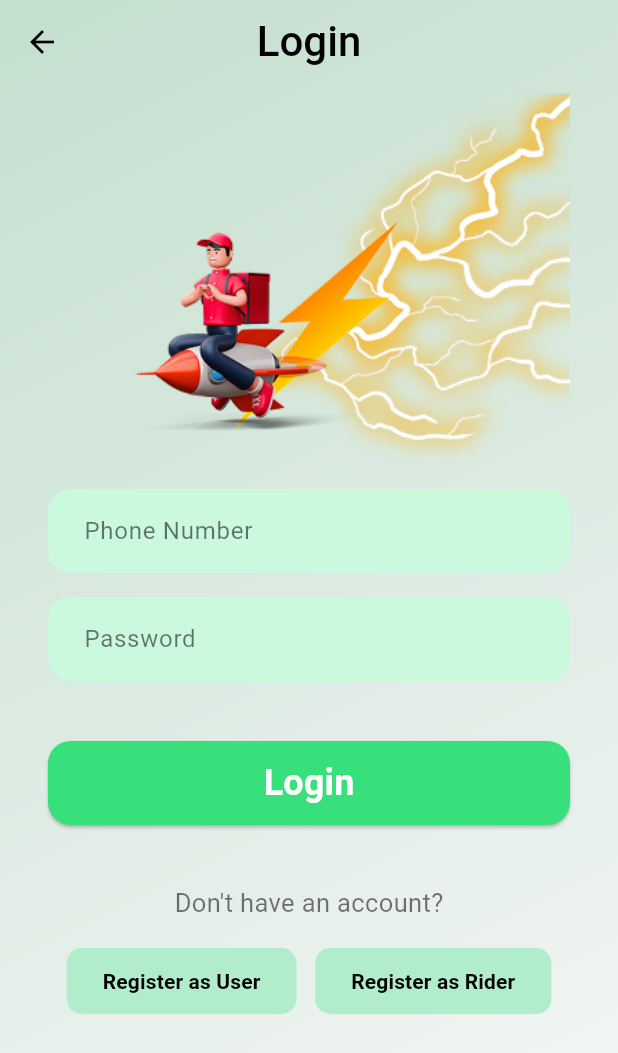
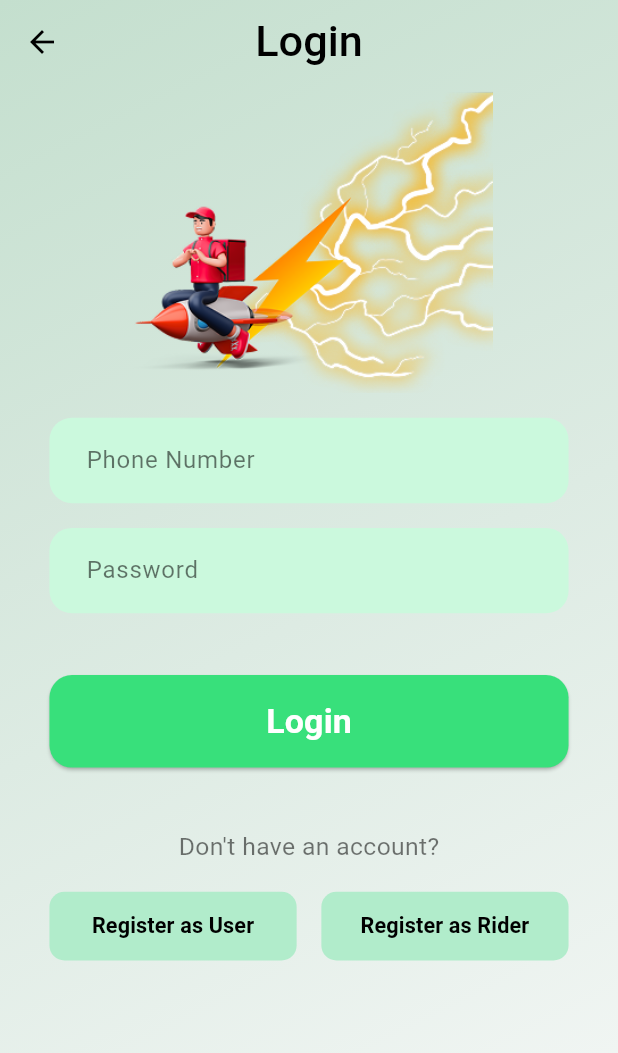
Before and after one commit to Chonrattiz/flash_dash_delivery, a Flutter app: the screen it shows after launch, after a tap on "Log In", on a phone screen of 412 x 824 dp. Shown: the top 1053 px of the screen. Run offline on Flutter 3.47's test engine with Material 3 defaults, Android fonts, the phone set to English and light mode, and no system bars; our stand-ins replace cloud_firestore, dotted_border, firebase_core, flutter_map, geolocator, get and 5 more; missing offline and left inert: osm_nominatim; accounts and stored records are empty; Roboto replaces fonts that are missing (Prompt).

Commit message:
กหก

```diff
--- a/lib/auth/login.dart
+++ b/lib/auth/login.dart
@@ -10,7 +10,6 @@ import 'package:flash_dash_delivery/auth/welcome.dart';
 import 'package:flash_dash_delivery/user/main_user.dart';
 
 // Import our service and models
-
 import '../model/request/login_request.dart';
 import '../model/response/login_response.dart';
 
@@ -101,6 +100,10 @@ class _LoginPageState extends State<LoginPage> {
 
   @override
   Widget build(BuildContext context) {
+    // ดึงขนาดของหน้าจอมาใช้งาน
+    final screenHeight = MediaQuery.of(context).size.height;
+    final screenWidth = MediaQuery.of(context).size.width;
+
     return Container(
       decoration: BoxDecoration(
         gradient: LinearGradient(
@@ -115,7 +118,8 @@ class _LoginPageState extends State<LoginPage> {
           leading: IconButton(
             icon: const Icon(Icons.arrow_back),
             onPressed: () {
-              Get.to(() => WelcomePage());
+              // ใช้ Get.back() จะดีกว่า เพราะเป็นการย้อนกลับไปหน้าก่อนหน้าจริงๆ
+              Get.back();
             },
           ),
           backgroundColor: Colors.transparent,
@@ -124,7 +128,8 @@ class _LoginPageState extends State<LoginPage> {
           title: Text(
             'Login',
             style: GoogleFonts.prompt(
-              fontSize: 28,
+              // ปรับขนาดฟอนต์ตามความกว้างจอ
+              fontSize: screenWidth * 0.07,
               fontWeight: FontWeight.w500,
               color: Colors.black,
             ),
@@ -133,38 +138,43 @@ class _LoginPageState extends State<LoginPage> {
         ),
         body: SingleChildScrollView(
           child: Padding(
-            padding: const EdgeInsets.symmetric(horizontal: 32.0),
+            // ปรับ Padding ด้านข้างให้เป็นสัดส่วน
+            padding: EdgeInsets.symmetric(horizontal: screenWidth * 0.08),
             child: Column(
               mainAxisAlignment: MainAxisAlignment.center,
               crossAxisAlignment: CrossAxisAlignment.center,
               children: [
-                Align(
-                  alignment: Alignment.centerRight,
-                  child: Image.asset('assets/image/login.png', height: 250),
-                ),
-                const SizedBox(height: 20),
+                // ปรับขนาดรูปภาพตามความสูงจอ
+                Image.asset('assets/image/login.png',
+                    height: screenHeight * 0.25),
+                SizedBox(height: screenHeight * 0.02),
 
-                // Phone number field with controller
                 _buildTextField(
                   controller: _phoneController,
                   hintText: 'Phone Number',
                   keyboardType: TextInputType.phone,
+                  // ส่งขนาดจอเข้าไปเพื่อคำนวณสัดส่วน
+                  context: context,
                 ),
-                const SizedBox(height: 16),
+                SizedBox(height: screenHeight * 0.02),
 
-                // Password field with controller
                 _buildTextField(
                   controller: _passwordController,
                   hintText: 'Password',
                   obscureText: true,
+                  context: context,
                 ),
-                const SizedBox(height: 40),
+                SizedBox(height: screenHeight * 0.05),
 
                 // Login Button
-                ElevatedButton(
+                SizedBox(
+                  width: double.infinity,
+                  child: ElevatedButton(
                     style: ElevatedButton.styleFrom(
                       backgroundColor: const Color(0xFF38E07B),
-                    minimumSize: const Size(double.infinity, 56),
+                      // ปรับ Padding ภายในปุ่มให้เป็นสัดส่วน
+                      padding:
+                          EdgeInsets.symmetric(vertical: screenHeight * 0.018),
                       shape: RoundedRectangleBorder(
                         borderRadius: BorderRadius.circular(15),
                       ),
@@ -175,38 +185,47 @@ class _LoginPageState extends State<LoginPage> {
                         : Text(
                             'Login',
                             style: GoogleFonts.prompt(
-                            fontSize: 24,
+                              fontSize: screenWidth * 0.055,
                               fontWeight: FontWeight.w700,
                               color: Colors.white,
                             ),
                           ),
                   ),
-                const SizedBox(height: 40),
+                ),
+                SizedBox(height: screenHeight * 0.05),
 
                 Text(
                   "Don't have an account?",
                   style: GoogleFonts.prompt(
-                    fontSize: 17,
+                    fontSize: screenWidth * 0.04,
                     color: Colors.black54,
                   ),
                 ),
-                const SizedBox(height: 16),
+                SizedBox(height: screenHeight * 0.02),
 
                 // Register buttons
                 Row(
-                  mainAxisAlignment: MainAxisAlignment.spaceEvenly,
+                  mainAxisAlignment: MainAxisAlignment.spaceBetween,
                   children: [
-                    _buildRegisterButton(
+                    Expanded(
+                      child: _buildRegisterButton(
                         text: 'Register as User',
                         onPressed: () => Get.to(() => const SignUpUserScreen()),
+                        context: context,
                       ),
-                    _buildRegisterButton(
+                    ),
+                    SizedBox(width: screenWidth * 0.04), // ระยะห่างระหว่างปุ่ม
+                    Expanded(
+                      child: _buildRegisterButton(
                         text: 'Register as Rider',
-                      onPressed: () => Get.to(() => const SignUpRiderScreen()),
+                        onPressed: () =>
+                            Get.to(() => const SignUpRiderScreen()),
+                        context: context,
+                      ),
                     ),
                   ],
                 ),
-                const SizedBox(height: 20),
+                SizedBox(height: screenHeight * 0.02),
               ],
             ),
           ),
@@ -216,13 +235,18 @@ class _LoginPageState extends State<LoginPage> {
   }
 
   Widget _buildTextField({
-    TextEditingController? controller, // Make controller nullable for reuse
+    required BuildContext context, // รับ context เข้ามา
+    TextEditingController? controller,
     required String hintText,
     bool obscureText = false,
     TextInputType keyboardType = TextInputType.text,
   }) {
+    // ดึงขนาดจอมาใช้ที่นี่ด้วย
+    final screenHeight = MediaQuery.of(context).size.height;
+    final screenWidth = MediaQuery.of(context).size.width;
+
     return TextField(
-      controller: controller, // Assign the controller here
+      controller: controller,
       obscureText: obscureText,
       keyboardType: keyboardType,
       decoration: InputDecoration(
@@ -234,28 +258,43 @@ class _LoginPageState extends State<LoginPage> {
           borderRadius: BorderRadius.circular(15),
           borderSide: BorderSide.none,
         ),
-        contentPadding: const EdgeInsets.symmetric(
-          vertical: 16,
-          horizontal: 20,
+        // ปรับ contentPadding ให้เป็นสัดส่วน
+        contentPadding: EdgeInsets.symmetric(
+          vertical: screenHeight * 0.02,
+          horizontal: screenWidth * 0.05,
         ),
       ),
     );
   }
 
   Widget _buildRegisterButton({
+    required BuildContext context, // รับ context เข้ามา
     required String text,
     required VoidCallback onPressed,
   }) {
+    // ดึงขนาดจอมาใช้ที่นี่ด้วย
+    final screenHeight = MediaQuery.of(context).size.height;
+    final screenWidth = MediaQuery.of(context).size.width;
+
     return ElevatedButton(
       style: ElevatedButton.styleFrom(
         backgroundColor: const Color.fromARGB(255, 177, 236, 203),
         foregroundColor: Colors.black,
         shape: RoundedRectangleBorder(borderRadius: BorderRadius.circular(10)),
-        padding: const EdgeInsets.symmetric(horizontal: 24, vertical: 12),
+        // ปรับ padding ให้เป็นสัดส่วน
+        padding: EdgeInsets.symmetric(
+            horizontal: screenWidth * 0.02, vertical: screenHeight * 0.015),
         elevation: 0,
       ),
       onPressed: onPressed,
-      child: Text(text, style: GoogleFonts.prompt(fontWeight: FontWeight.w600)),
+      child: Text(
+        text,
+        textAlign: TextAlign.center, // ทำให้ข้อความอยู่กลางปุ่มเสมอ
+        style: GoogleFonts.prompt(
+          fontWeight: FontWeight.w600,
+          fontSize: screenWidth * 0.035, // ปรับขนาดฟอนต์ให้พอดี
+        ),
+      ),
     );
   }
 }
--- a/lib/auth/welcome.dart
+++ b/lib/auth/welcome.dart
@@ -8,6 +8,10 @@ import 'package:flash_dash_delivery/auth/login.dart';
 class WelcomePage extends StatelessWidget {
   @override
   Widget build(BuildContext context) {
+    // ดึงขนาดของหน้าจอมาเก็บไว้ในตัวแปร เพื่อนำไปคำนวณสัดส่วน
+    final screenHeight = MediaQuery.of(context).size.height;
+    final screenWidth = MediaQuery.of(context).size.width;
+
     return Scaffold(
       body: Container(
         width: double.infinity,
@@ -15,44 +19,60 @@ class WelcomePage extends StatelessWidget {
         decoration: BoxDecoration(
           gradient: LinearGradient(
             colors: [
-              Color(0xFFC4DFCE), // C4DFCE
-              Color(0xFFDDEBE3), // DDEBE3
-              Color(0xFFF6F8F7), // F6F8F7
+              Color(0xFFC4DFCE),
+              Color(0xFFDDEBE3),
+              Color(0xFFF6F8F7),
             ],
             begin: Alignment.topLeft,
             end: Alignment.bottomRight,
           ),
         ),
+        // 1. ทำให้หน้าจอเลื่อนได้ ป้องกันการ Overflow Error ในจอที่เล็กมากๆ
+        child: SingleChildScrollView(
+          child: ConstrainedBox(
+            constraints: BoxConstraints(minHeight: screenHeight),
             child: Padding(
-          padding: const EdgeInsets.all(24.0),
+              // 2. ปรับ Padding ให้เป็นสัดส่วนกับความกว้างจอ
+              padding: EdgeInsets.symmetric(horizontal: screenWidth * 0.08),
               child: Column(
                 mainAxisAlignment: MainAxisAlignment.center,
                 crossAxisAlignment: CrossAxisAlignment.center,
                 children: [
-              Image.asset('assets/image/logowelcome.png'),
-              const SizedBox(height: 40),
+                  // 3. กำหนดขนาดรูปภาพให้เป็นสัดส่วนกับความกว้างจอ
+                  Image.asset(
+                    'assets/image/logowelcome.png',
+                    width: screenWidth * 0.5, // ให้รูปกว้าง 50% ของจอ
+                  ),
+                  SizedBox(height: screenHeight * 0.04), // 4% ของความสูงจอ
                   Text(
                     'Flash-Dash Delivery',
+                    textAlign: TextAlign.center,
                     style: GoogleFonts.jockeyOne(
-                  fontSize: 40,
+                      // 4. ปรับขนาดฟอนต์ให้เป็นสัดส่วนกับความกว้างจอ
+                      fontSize: screenWidth * 0.1, // 10% ของความกว้างจอ
                       fontWeight: FontWeight.bold,
                       color: Colors.black,
                     ),
                   ),
-              const SizedBox(height: 20),
+                  SizedBox(height: screenHeight * 0.02), // 2% ของความสูงจอ
                   Text(
                     'Choose your role to get started',
                     style: GoogleFonts.inter(
-                  fontSize: 20,
+                      fontSize: screenWidth * 0.04, // 4% ของความกว้างจอ
                       fontWeight: FontWeight.w500,
                       color: Colors.black54,
                     ),
                   ),
-              const SizedBox(height: 40),
-              ElevatedButton(
+                  SizedBox(height: screenHeight * 0.05), // 5% ของความสูงจอ
+
+                  // 5. ทำให้ปุ่มมีความกว้างเต็มพื้นที่ (แต่มี padding คุมอยู่)
+                  SizedBox(
+                    width: double.infinity,
+                    child: ElevatedButton(
                       style: ElevatedButton.styleFrom(
-                  backgroundColor: Color(0xFF38E07B), // สีปุ่ม
-                  padding: const EdgeInsets.symmetric(vertical: 15, horizontal: 90),
+                        backgroundColor: Color(0xFF38E07B),
+                        padding:
+                            EdgeInsets.symmetric(vertical: screenHeight * 0.02),
                         shape: RoundedRectangleBorder(
                           borderRadius: BorderRadius.circular(30),
                         ),
@@ -63,17 +83,22 @@ class WelcomePage extends StatelessWidget {
                       child: Text(
                         'Sign up as User',
                         style: GoogleFonts.prompt(
-                    fontSize: 20,
+                          fontSize: screenWidth * 0.045,
                           fontWeight: FontWeight.w700,
                           color: const Color.fromARGB(255, 20, 20, 20),
                         ),
                       ),
                     ),
-              const SizedBox(height: 20),
-              ElevatedButton(
+                  ),
+                  SizedBox(height: screenHeight * 0.02),
+
+                  SizedBox(
+                    width: double.infinity,
+                    child: ElevatedButton(
                       style: ElevatedButton.styleFrom(
-                  backgroundColor: Color(0xFFCFF3DE), // สีปุ่ม
-                  padding: const EdgeInsets.symmetric(vertical: 15, horizontal: 80),
+                        backgroundColor: Color(0xFFCFF3DE),
+                        padding:
+                            EdgeInsets.symmetric(vertical: screenHeight * 0.02),
                         shape: RoundedRectangleBorder(
                           borderRadius: BorderRadius.circular(30),
                         ),
@@ -84,13 +109,15 @@ class WelcomePage extends StatelessWidget {
                       child: Text(
                         'Sign up as Rider',
                         style: GoogleFonts.prompt(
-                    fontSize: 20,
+                          fontSize: screenWidth * 0.045,
                           fontWeight: FontWeight.w700,
                           color: const Color.fromARGB(255, 20, 20, 20),
                         ),
                       ),
                     ),
-              const SizedBox(height: 20),
+                  ),
+                  SizedBox(height: screenHeight * 0.02),
+
                   TextButton(
                     onPressed: () {
                       Get.to(() => const LoginPage());
@@ -98,7 +125,7 @@ class WelcomePage extends StatelessWidget {
                     child: Text(
                       'Log In',
                       style: GoogleFonts.prompt(
-                    fontSize: 24,
+                        fontSize: screenWidth * 0.05,
                         fontWeight: FontWeight.w700,
                         color: Color(0xFF42E283),
                       ),
@@ -108,6 +135,8 @@ class WelcomePage extends StatelessWidget {
               ),
             ),
           ),
+        ),
+      ),
     );
   }
 }
```
Lines whose indentation alone changed are shown as unchanged.
